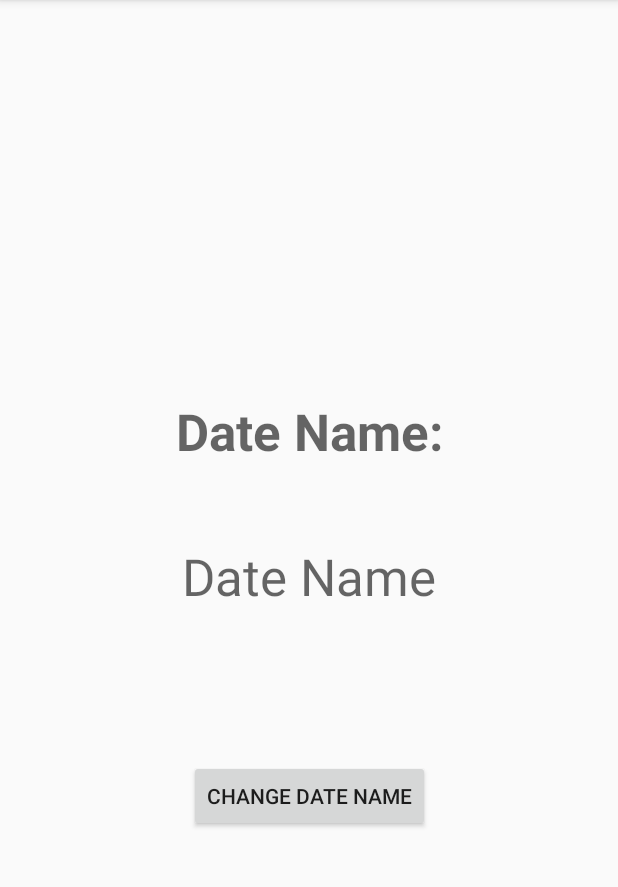
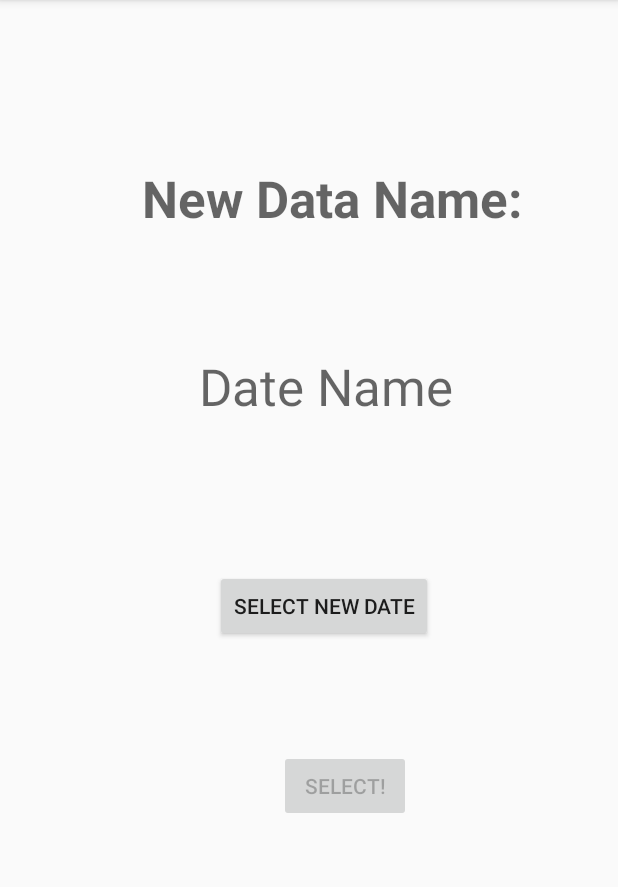
Before and after one commit to entelect/mobile-forum, an Android app: the screen it shows after launch (MainActivity), on a phone screen of 412 x 824 dp, the part 84-971 px from its top. Run offline under Robolectric (Android 15) with nearby library versions, the phone set to English and light mode, and no system bars.

Commit message:
Add better basics example

```diff
--- a/Android/Reactive-programming/MutableDataBasics/app/src/main/java/za/co/entelect/mobileforum/mutabledata/ui/main/MainFragment.kt
+++ b/Android/Reactive-programming/MutableDataBasics/app/src/main/java/za/co/entelect/mobileforum/mutabledata/ui/main/MainFragment.kt
@@ -1,17 +1,14 @@
 package za.co.entelect.mobileforum.mutabledata.ui.main
 
-import androidx.lifecycle.ViewModelProviders
 import android.os.Bundle
-import androidx.fragment.app.Fragment
 import android.view.LayoutInflater
 import android.view.View
 import android.view.ViewGroup
+import androidx.fragment.app.Fragment
 import androidx.lifecycle.Observer
 import androidx.lifecycle.ViewModelProvider
 import kotlinx.android.synthetic.main.main_fragment.*
 import za.co.entelect.mobileforum.mutabledata.R
-import za.co.entelect.mobileforum.mutabledata.utils.NameUtil
-import java.util.*
 
 class MainFragment : Fragment() {
 
@@ -32,19 +29,25 @@ class MainFragment : Fragment() {
         super.onCreate(savedInstanceState)
         viewModel = ViewModelProvider(this).get(MainViewModel::class.java)
 
-        val nameObserver = Observer<String> { newDateName ->
-            message.text = newDateName
-        }
+        viewModel.dateNameEmitter.observe(this, Observer { dateName ->
+            new_date_name.text = dateName
+        })
 
-        viewModel.dateName.observe(this, nameObserver)
+        viewModel.isEmittingDateName.observe(this, Observer { isEmitting ->
+            button_date_stop.isEnabled = isEmitting ?: false
+            button_date_change_name_start.isEnabled = !button_date_stop.isEnabled
+        })
     }
 
     override fun onViewCreated(view: View, savedInstanceState: Bundle?) {
         super.onViewCreated(view, savedInstanceState)
 
-        button_date_change_name.setOnClickListener {
-            viewModel.dateName.setValue(NameUtil.GetRandomName())
+        button_date_change_name_start.setOnClickListener {
+            viewModel.startEmittingNames()
+        }
+
+        button_date_stop.setOnClickListener {
+            viewModel.stopEmittingNames()
         }
     }
-
 }
--- a/Android/Reactive-programming/MutableDataBasics/app/src/main/java/za/co/entelect/mobileforum/mutabledata/ui/main/MainViewModel.kt
+++ b/Android/Reactive-programming/MutableDataBasics/app/src/main/java/za/co/entelect/mobileforum/mutabledata/ui/main/MainViewModel.kt
@@ -2,9 +2,29 @@ package za.co.entelect.mobileforum.mutabledata.ui.main
 
 import androidx.lifecycle.MutableLiveData
 import androidx.lifecycle.ViewModel
+import za.co.entelect.mobileforum.mutabledata.utils.NameUtil
+import java.util.*
+import kotlin.concurrent.schedule
 
 class MainViewModel : ViewModel() {
-    val dateName: MutableLiveData<String> by lazy {
-        MutableLiveData<String>()
+    val dateNameEmitter = MutableLiveData<String>()
+    val isEmittingDateName = MutableLiveData<Boolean>()
+
+    private var TIMER_NAME = "DateNames";
+    private var timer = Timer(TIMER_NAME, false)
+    private var rand = Random();
+
+    fun startEmittingNames() {
+        isEmittingDateName.postValue(true)
+
+        timer.schedule(20, rand.nextInt(1000).toLong()) {
+            dateNameEmitter.postValue(NameUtil.GetRandomName());
+        }
+    }
+
+    fun stopEmittingNames() {
+        isEmittingDateName.postValue(false)
+        timer.cancel()
+        timer = Timer(TIMER_NAME, false)
     }
 }
--- a/Android/Reactive-programming/MutableDataBasics/app/src/main/res/layout/main_fragment.xml
+++ b/Android/Reactive-programming/MutableDataBasics/app/src/main/res/layout/main_fragment.xml
@@ -11,36 +11,51 @@
         android:id="@+id/date_name_header"
         android:layout_width="wrap_content"
         android:layout_height="wrap_content"
-        android:text="Date Name:"
+        android:layout_marginBottom="80dp"
+        android:text="@string/new_data_name"
         android:textAppearance="@style/TextAppearance.AppCompat.Display1"
         android:textStyle="bold"
-        app:layout_constraintBottom_toTopOf="@+id/message"
+        app:layout_constraintBottom_toTopOf="@+id/new_date_name"
         app:layout_constraintEnd_toEndOf="parent"
-        app:layout_constraintStart_toStartOf="parent"
-        app:layout_constraintTop_toTopOf="parent"
-        app:layout_constraintVertical_bias="0.838" />
+        app:layout_constraintHorizontal_bias="0.598"
+        app:layout_constraintStart_toStartOf="parent" />
 
     <TextView
-        android:id="@+id/message"
+        android:id="@+id/new_date_name"
         android:layout_width="wrap_content"
         android:layout_height="wrap_content"
-        android:text="Date Name"
+        android:text="@string/date_name"
         android:textAppearance="@style/TextAppearance.AppCompat.Display1"
         app:layout_constraintBottom_toBottomOf="parent"
         app:layout_constraintEnd_toEndOf="parent"
+        app:layout_constraintHorizontal_bias="0.547"
         app:layout_constraintStart_toStartOf="parent"
-        app:layout_constraintTop_toTopOf="parent" />
+        app:layout_constraintTop_toTopOf="parent"
+        app:layout_constraintVertical_bias="0.325" />
 
     <Button
-        android:id="@+id/button_date_change_name"
+        android:id="@+id/button_date_change_name_start"
         android:layout_width="wrap_content"
         android:layout_height="wrap_content"
         android:layout_marginTop="100dp"
-        android:text="Change Date Name"
+        android:text="@string/select_new_date"
         app:layout_constraintBottom_toBottomOf="parent"
         app:layout_constraintEnd_toEndOf="parent"
+        app:layout_constraintHorizontal_bias="0.537"
         app:layout_constraintStart_toStartOf="parent"
-        app:layout_constraintTop_toBottomOf="@+id/message"
+        app:layout_constraintTop_toBottomOf="@+id/new_date_name"
         app:layout_constraintVertical_bias="0.0" />
 
+    <Button
+        android:id="@+id/button_date_stop"
+        android:layout_width="wrap_content"
+        android:layout_height="wrap_content"
+        android:layout_marginBottom="220dp"
+        android:enabled="false"
+        android:text="@string/select"
+        app:layout_constraintBottom_toBottomOf="parent"
+        app:layout_constraintEnd_toEndOf="parent"
+        app:layout_constraintHorizontal_bias="0.574"
+        app:layout_constraintStart_toStartOf="parent" />
+
 </androidx.constraintlayout.widget.ConstraintLayout>
--- a/Android/Reactive-programming/MutableDataBasics/app/src/main/res/values/strings.xml
+++ b/Android/Reactive-programming/MutableDataBasics/app/src/main/res/values/strings.xml
@@ -1,3 +1,8 @@
 <resources>
     <string name="app_name">My Application</string>
+    <string name="new_data_name">New Data Name:</string>
+    <string name="date_name">Date Name</string>
+    <string name="select_new_date">Select New Date</string>
+    <string name="stop_selecting_a_new_date">Stop Selecting a new Date</string>
+    <string name="select">Select!</string>
 </resources>
```
